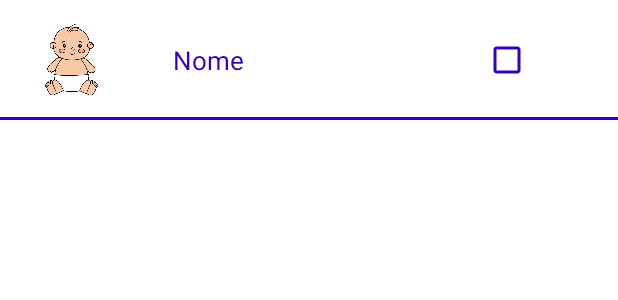
After one commit to andrebbk/BSSApp, an Android app: the layout list_add_student_row.xml on its own in the app's theme, with its tools: preview values and no code run, on a phone screen of 412 x 824 dp. The commit adds this screen. Shown: the top 300 px of the screen. Run offline under Robolectric (Android 15) with nearby library versions, the phone set to English and light mode, and no system bars.

Commit message:
Add class student

```diff
--- /dev/null
+++ b/BSSApp/app/src/main/res/layout/list_add_student_row.xml
@@ -0,0 +1,54 @@
+<?xml version="1.0" encoding="utf-8"?>
+<LinearLayout
+    xmlns:android="http://schemas.android.com/apk/res/android"
+    xmlns:tools="http://schemas.android.com/tools"
+    android:layout_width="match_parent"
+    android:layout_height="80dp"
+    android:padding="10dp"
+    android:orientation="horizontal"
+    android:gravity="center_vertical"
+    tools:ignore="UseCompoundDrawables"
+    android:background="@drawable/background_line_item">
+
+    <ImageView
+        android:id="@+id/imageStudent"
+        android:layout_width="55sp"
+        android:layout_height="55sp"
+        android:layout_marginEnd="40dp"
+        android:layout_marginStart="10sp"
+        android:src="@drawable/cute_baby"
+        tools:ignore="ContentDescription"
+        android:scaleType="centerInside"
+        android:adjustViewBounds="true"/>
+
+    <TextView
+        android:id="@+id/textStudent"
+        android:layout_width="wrap_content"
+        android:layout_height="wrap_content"
+        android:text="Nome"
+        android:textColor="@color/purple_700"
+        android:textSize="17sp"
+        android:maxWidth="150sp"
+        android:maxHeight="40sp"
+        tools:ignore="HardcodedText" />
+
+    <LinearLayout
+        android:layout_width="match_parent"
+        android:layout_height="match_parent"
+        android:orientation="horizontal"
+        android:gravity="center_vertical|end">
+
+        <CheckBox
+            android:id="@+id/checkBoxAddStudent"
+            android:layout_width="48dp"
+            android:layout_height="48dp"
+            android:layout_marginStart="10sp"
+            android:layout_marginEnd="40dp"
+            android:buttonTint="@color/purple_700"
+            android:textColor="@color/purple_700"
+            tools:ignore="HardcodedText" />
+
+    </LinearLayout>
+
+
+</LinearLayout>
--- a/BSSApp/app/src/main/res/navigation/mobile_navigation.xml
+++ b/BSSApp/app/src/main/res/navigation/mobile_navigation.xml
@@ -77,4 +77,10 @@
         android:label="Editar aula"
         tools:layout="@layout/fragment_edit_class" />
 
+    <fragment
+        android:id="@+id/nav_AddClassStudent"
+        android:name="com.example.bssapp.ui.classes.AddStudentFragment"
+        android:label="Adicionar alunos"
+        tools:layout="@layout/fragment_add_student" />
+
 </navigation>
--- a/BSSApp/app/src/main/res/values/strings.xml
+++ b/BSSApp/app/src/main/res/values/strings.xml
@@ -33,4 +33,6 @@
 
     <string name="edit_sport_label">Editar modalidade</string>
     <string name="edit_spot_label">Editar local</string>
+    <!-- TODO: Remove or change this placeholder text -->
+    <string name="hello_blank_fragment">Hello blank fragment</string>
 </resources>
```
Also changed, not shown: BSSApp/app/src/main/java/com/example/bssapp/MenuActivity.java (+11 -1 lines), BSSApp/app/src/main/java/com/example/bssapp/ui/classes/AddStudentAdapter.java (added, +138 -0 lines), BSSApp/app/src/main/java/com/example/bssapp/ui/classes/AddStudentFragment.java (added, +163 -0 lines), BSSApp/app/src/main/java/com/example/bssapp/ui/classes/AddStudentListItem.java (added, +56 -0 lines), BSSApp/app/src/main/java/com/example/bssapp/ui/classes/ClassFragment.java (+4 -3 lines), BSSApp/app/src/main/res/layout/fragment_add_student.xml (added, +33 -0 lines), BSSApp/app/src/main/res/layout/fragment_class.xml (+6 -6 lines), BSSApp/build.gradle (+4 -3 lines), BSSApp/gradle/wrapper/gradle-wrapper.properties.
